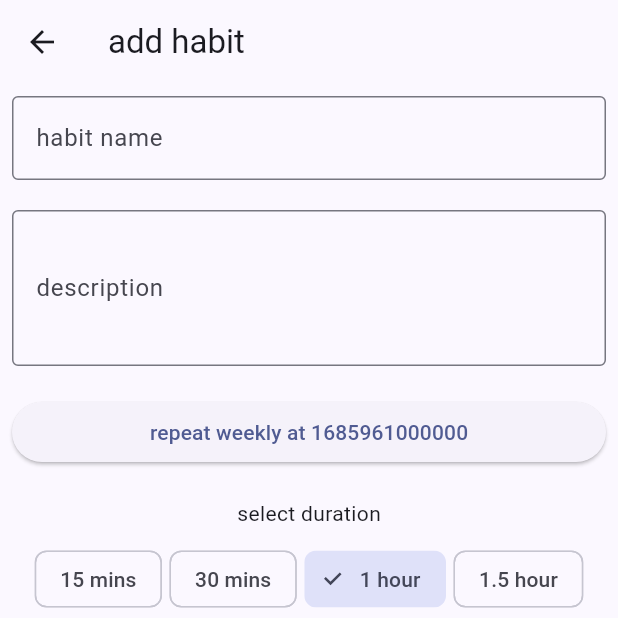
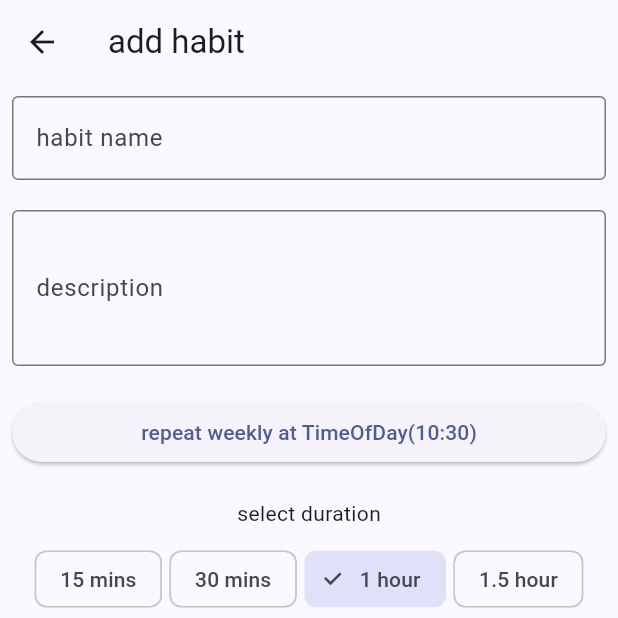
Before and after one commit to rootUJ99/habit_tracker, a Flutter app: the screen it shows after launch, after a tap on "add habit", on a phone screen of 412 x 824 dp, the top half of it. Run offline on Flutter 3.47's test engine with Material 2 defaults, Android fonts, the phone set to English and light mode, and no system bars; our stand-ins replace cloud_firestore, firebase_core; missing offline and left inert: dart:js_interop; accounts and stored records are empty.

Commit message:
added timestamp storing and conversion code

```diff
--- a/lib/main.dart
+++ b/lib/main.dart
@@ -1,5 +1,5 @@
 import 'package:flutter/material.dart';
-import 'package:habbit_tracker/provider/hobby_provider.dart';
+import 'package:habbit_tracker/provider/habit_provider.dart';
 import 'package:habbit_tracker/routes.dart';
 import 'package:habbit_tracker/firebase_options.dart';
 import 'package:provider/provider.dart';
--- a/lib/screens/add_edit.dart
+++ b/lib/screens/add_edit.dart
@@ -1,7 +1,7 @@
 import 'dart:js_interop';
 
 import 'package:flutter/material.dart';
-import 'package:habbit_tracker/provider/hobby_provider.dart';
+import 'package:habbit_tracker/provider/habit_provider.dart';
 import 'package:provider/provider.dart';
 import 'package:cloud_firestore/cloud_firestore.dart';
 
@@ -36,7 +36,7 @@ class _AddTodoState extends State<AddTodo> {
     return '$hourPeriod $min $period';
   }
 
-  final int defaultTime = DateTime.now().millisecondsSinceEpoch;
+  final int defaultTime = DateTime.now().microsecondsSinceEpoch;
 
   final Map<String, String> defaultDuration = {
     'key': '1hour',
@@ -79,8 +79,11 @@ class _AddTodoState extends State<AddTodo> {
     context.read<Habits>().updateHabit(createHabitMap(), habitsCol);
   }
 
-  TimeOfDay convertToTimeofDay(int timeStampEpoch) {
-    final dateTime = DateTime.fromMicrosecondsSinceEpoch(timeStampEpoch);
+  TimeOfDay convertToTimeofDay(String timeStampEpoch) {
+    // if (timeStampEpoch is String) {
+    int ts = int.parse(timeStampEpoch);
+    // }
+    final dateTime = DateTime.fromMicrosecondsSinceEpoch(ts);
     return TimeOfDay.fromDateTime(dateTime);
   }
 
@@ -152,7 +155,7 @@ class _AddTodoState extends State<AddTodo> {
                           TimeOfDay? selectedTimeRTL = await showTimePicker(
                             context: context,
                             initialTime: convertToTimeofDay(
-                                _formControllers['repeatTime']),
+                                '${_formControllers['repeatTime']}'),
                             initialEntryMode: TimePickerEntryMode.inputOnly,
                             builder: (BuildContext context, Widget? child) {
                               return Directionality(
@@ -170,7 +173,7 @@ class _AddTodoState extends State<AddTodo> {
                           }
                         },
                         child: Text(
-                            'repeat weekly at ${_formControllers["repeatTime"].toString()}')),
+                            'repeat weekly at ${convertToTimeofDay(_formControllers["repeatTime"].toString())}')),
                   ),
                 ],
               ),
--- a/lib/screens/home.dart
+++ b/lib/screens/home.dart
@@ -1,7 +1,7 @@
 import 'package:cloud_firestore/cloud_firestore.dart';
 import 'package:flutter/material.dart';
 import 'package:habbit_tracker/components/card.dart';
-import 'package:habbit_tracker/provider/hobby_provider.dart';
+import 'package:habbit_tracker/provider/habit_provider.dart';
 import 'package:provider/provider.dart';
 
 class MyHomePage extends StatelessWidget {
@@ -16,8 +16,10 @@ class MyHomePage extends StatelessWidget {
       Navigator.pushNamed(context, '/add');
     }
 
-    TimeOfDay convertToTimeOfDay(String s) => TimeOfDay(
-        hour: int.parse(s.split(":")[0]), minute: int.parse(s.split(":")[1]));
+    TimeOfDay convertToTimeOfDay(String s) {
+      final dT = DateTime.fromMicrosecondsSinceEpoch(int.parse(s));
+      return TimeOfDay.fromDateTime(dT);
+    }
 
     return Scaffold(
       appBar: AppBar(title: const Text('My Habits')),
@@ -44,8 +46,7 @@ class MyHomePage extends StatelessWidget {
                         name: item['name'] ?? '',
                         description: item['description'] ?? '',
                         repeatTime:
-                            TimeOfDay(hour: TimeOfDay.now().hour, minute: 00),
-                        // convertToTimeOfDay(item['repeatTime'] ?? '') ?? '',
+                            convertToTimeOfDay(item['repeatTime'] ?? ''),
                         duration: item['duration'] ?? '',
                         onTap: () => Navigator.pushNamed(context, '/add',
                             arguments: item),
```
Also changed, not shown: lib/provider/habit_provider.dart (renamed from lib/provider/hobby_provider.dart).
